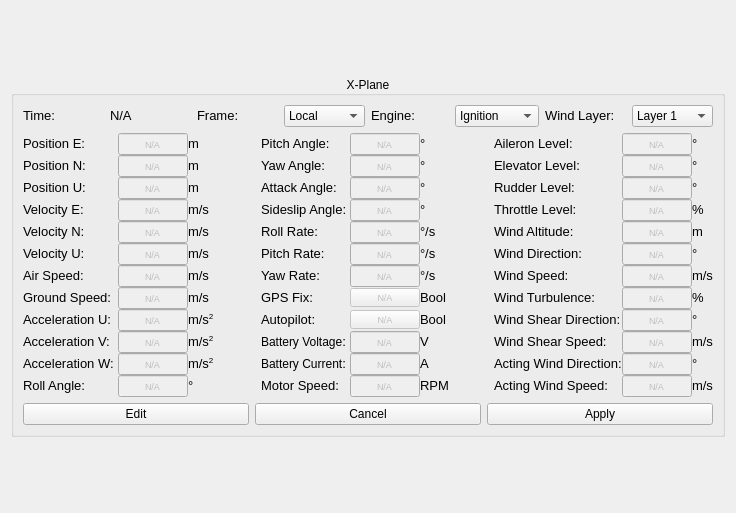
MacProSector/uavEE, file src/ground_station/src/Widgets/forms/WidgetXPlane.ui: the form before one commit.
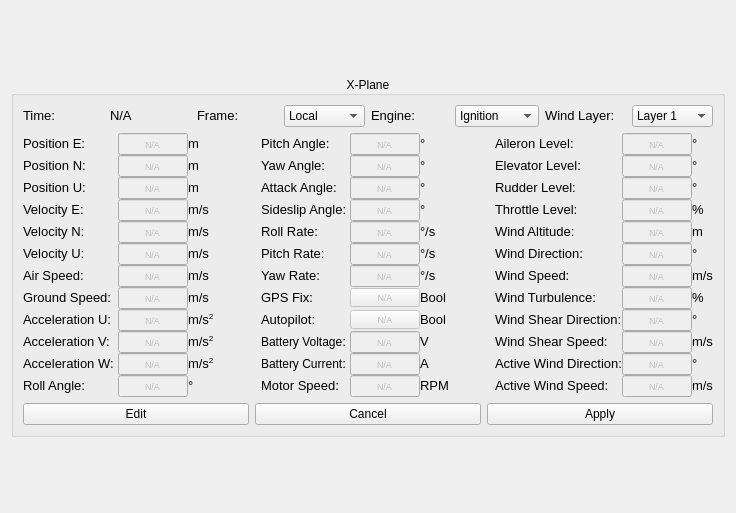
The form after the commit.

Commit message: Minor changes to X-Plane widget.

Diff of the .ui file:
```diff
--- a/src/ground_station/src/Widgets/forms/WidgetXPlane.ui
+++ b/src/ground_station/src/Widgets/forms/WidgetXPlane.ui
@@ -2802,7 +2802,7 @@
              </font>
             </property>
             <property name="text">
-             <string>&lt;html&gt;&lt;head/&gt;&lt;body&gt;&lt;p&gt;&lt;span style=&quot; font-size:10pt;&quot;&gt;Acting Wind Direction:&lt;/span&gt;&lt;/p&gt;&lt;/body&gt;&lt;/html&gt;</string>
+             <string>&lt;html&gt;&lt;head/&gt;&lt;body&gt;&lt;p&gt;&lt;span style=&quot; font-size:10pt;&quot;&gt;Active Wind Direction:&lt;/span&gt;&lt;/p&gt;&lt;/body&gt;&lt;/html&gt;</string>
             </property>
            </widget>
           </item>
@@ -3048,7 +3048,7 @@
              </font>
             </property>
             <property name="text">
-             <string>&lt;html&gt;&lt;head/&gt;&lt;body&gt;&lt;p&gt;&lt;span style=&quot; font-size:10pt;&quot;&gt;Acting Wind Speed:&lt;/span&gt;&lt;/p&gt;&lt;/body&gt;&lt;/html&gt;</string>
+             <string>&lt;html&gt;&lt;head/&gt;&lt;body&gt;&lt;p&gt;&lt;span style=&quot; font-size:10pt;&quot;&gt;Active Wind Speed:&lt;/span&gt;&lt;/p&gt;&lt;/body&gt;&lt;/html&gt;</string>
             </property>
            </widget>
           </item>
```
The commit also changes 1 other file.
